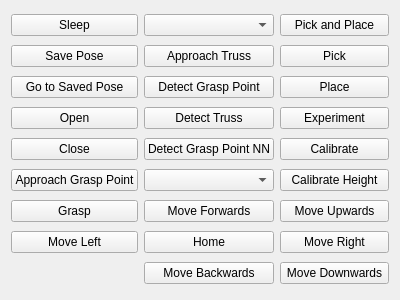
This is rqt_user_interface/resource/flex_grasp.ui in LuukvandenBent/LearningApproachToRoboticGraspingOfVineTomatoes as Qt 5 draws it before an edit. The edited form follows.
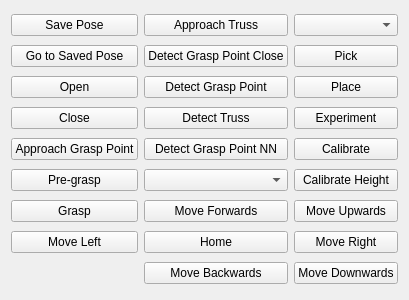
This is the edited form.

```diff
--- a/rqt_user_interface/resource/flex_grasp.ui
+++ b/rqt_user_interface/resource/flex_grasp.ui
@@ -15,15 +15,7 @@
   </property>
   <layout class="QGridLayout" name="gridLayout">
 
-    <item row="0" column="0">
-     <widget class="QPushButton" name="SleepButton">
-      <property name="text">
-       <string>Sleep</string>
-      </property>
-     </widget>
-    </item>
-
-   <item row="1" column="0">
+   <item row="0" column="0">
     <widget class="QPushButton" name="SavePoseButton">
      <property name="text">
       <string>Save Pose</string>
@@ -31,7 +23,7 @@
     </widget>
    </item>
 
-   <item row="2" column="0">
+   <item row="1" column="0">
     <widget class="QPushButton" name="MoveSavedPoseButton">
      <property name="text">
       <string>Go to Saved Pose</string>
@@ -39,7 +31,7 @@
     </widget>
    </item>
 
-   <item row="3" column="0">
+   <item row="2" column="0">
     <widget class="QPushButton" name="OpenButton">
      <property name="text">
       <string>Open</string>
@@ -47,7 +39,7 @@
     </widget>
    </item>
 
-   <item row="4" column="0">
+   <item row="3" column="0">
     <widget class="QPushButton" name="CloseButton">
      <property name="text">
       <string>Close</string>
@@ -55,7 +47,7 @@
     </widget>
    </item>
 
-   <item row="5" column="0">
+   <item row="4" column="0">
     <widget class="QPushButton" name="ApproachGraspPointButton">
      <property name="text">
       <string>Approach Grasp Point</string>
@@ -63,6 +55,14 @@
     </widget>
    </item>
 
+    <item row="5" column="0">
+     <widget class="QPushButton" name="PreGraspButton">
+      <property name="text">
+       <string>Pre-grasp</string>
+      </property>
+     </widget>
+    </item>
+
    <item row="6" column="0">
     <widget class="QPushButton" name="GraspButton">
      <property name="text">
@@ -104,11 +104,6 @@
    </item>
 
    <item row="0" column="1">
-    <widget class="QComboBox" name="ExperimentNameButton">
-    </widget>
-   </item>
-
-   <item row="1" column="1">
     <widget class="QPushButton" name="ApproachTrussButton">
      <property name="text">
       <string>Approach Truss</string>
@@ -116,6 +111,14 @@
     </widget>
    </item>
 
+   <item row="1" column="1">
+    <widget class="QPushButton" name="DetectGraspPointCloseButton">
+     <property name="text">
+      <string>Detect Grasp Point Close</string>
+     </property>
+    </widget>
+   </item>
+
   <item row="2" column="1">
     <widget class="QPushButton" name="DetectGraspPointButton">
      <property name="text">
@@ -171,10 +174,7 @@
    </item>
 
    <item row="0" column="2">
-    <widget class="QPushButton" name="PickPlaceButton">
-     <property name="text">
-      <string>Pick and Place</string>
-     </property>
+    <widget class="QComboBox" name="ExperimentNameButton">
     </widget>
    </item>
 
```
